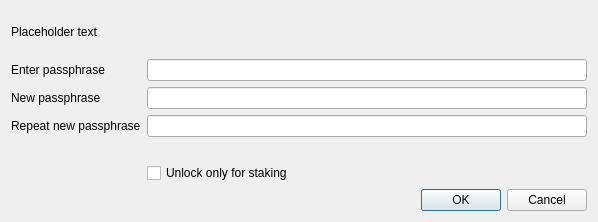
Before: the Qt Designer form src/qt/forms/askpassphrasedialog.ui in TrezarCoin/TrezarCoin, drawn with Qt 5.
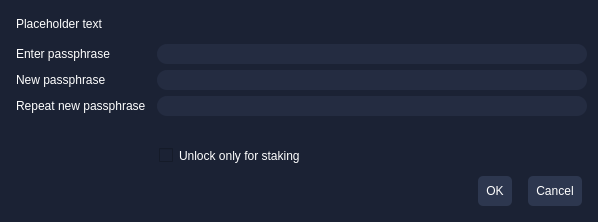
After: the same form once the commit is applied.

The edit to the form file:
```diff
--- a/src/qt/forms/askpassphrasedialog.ui
+++ b/src/qt/forms/askpassphrasedialog.ui
@@ -25,12 +25,24 @@
   <property name="windowTitle">
    <string>Passphrase Dialog</string>
   </property>
+  <property name="styleSheet">
+   <string notr="true">background:#1b2234;
+padding:2px;
+border-top-right-radius: 10px;
+border-bottom-right-radius: 10px;
+border-right:1px;
+border-color:white;
+color:#fff;</string>
+  </property>
   <layout class="QVBoxLayout" name="verticalLayout">
    <property name="sizeConstraint">
     <enum>QLayout::SetMinimumSize</enum>
    </property>
    <item>
     <widget class="QLabel" name="warningLabel">
+     <property name="styleSheet">
+      <string notr="true"/>
+     </property>
      <property name="text">
       <string notr="true">Placeholder text</string>
      </property>
@@ -52,6 +64,9 @@
      </property>
      <item row="0" column="0">
       <widget class="QLabel" name="passLabel1">
+       <property name="styleSheet">
+        <string notr="true"/>
+       </property>
        <property name="text">
         <string>Enter passphrase</string>
        </property>
@@ -59,6 +74,11 @@
      </item>
      <item row="0" column="1">
       <widget class="QLineEdit" name="passEdit1">
+       <property name="styleSheet">
+        <string notr="true">background:#242c41;
+padding:2px;
+border-radius:10px;</string>
+       </property>
        <property name="echoMode">
         <enum>QLineEdit::Password</enum>
        </property>
@@ -66,6 +86,9 @@
      </item>
      <item row="1" column="0">
       <widget class="QLabel" name="passLabel2">
+       <property name="styleSheet">
+        <string notr="true"/>
+       </property>
        <property name="text">
         <string>New passphrase</string>
        </property>
@@ -73,6 +96,11 @@
      </item>
      <item row="1" column="1">
       <widget class="QLineEdit" name="passEdit2">
+       <property name="styleSheet">
+        <string notr="true">background:#242c41;
+padding:2px;
+border-radius:10px;</string>
+       </property>
        <property name="echoMode">
         <enum>QLineEdit::Password</enum>
        </property>
@@ -80,6 +108,9 @@
      </item>
      <item row="2" column="0">
       <widget class="QLabel" name="passLabel3">
+       <property name="styleSheet">
+        <string notr="true"/>
+       </property>
        <property name="text">
         <string>Repeat new passphrase</string>
        </property>
@@ -87,6 +118,11 @@
      </item>
      <item row="2" column="1">
       <widget class="QLineEdit" name="passEdit3">
+       <property name="styleSheet">
+        <string notr="true">background:#242c41;
+padding:2px;
+border-radius:10px;</string>
+       </property>
        <property name="echoMode">
         <enum>QLineEdit::Password</enum>
        </property>
@@ -122,6 +158,20 @@
    </item>
    <item>
     <widget class="QDialogButtonBox" name="buttonBox">
+     <property name="styleSheet">
+      <string notr="true">QPushButton::pressed{
+  background-color: #232c41;
+  box-shadow: 0px 0px 0px 1px rgba(0, 0, 0, 0.1) inset,
+  0px 1px 4px 0px rgba(0, 0, 0, 0.1) inset !important;
+}
+QPushButton{
+background:#2d374f;
+padding:8px;
+border-radius:5px;
+color:#fff;
+margin:5px
+}</string>
+     </property>
      <property name="orientation">
       <enum>Qt::Horizontal</enum>
      </property>
```
Left out of the diff: 6 changed lines with no effect on the pictures.
